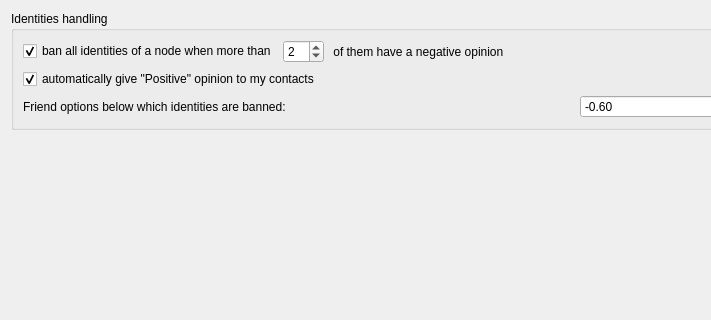
Before: the Qt Designer form retroshare-gui/src/gui/settings/PeoplePage.ui in RetroShare/RetroShare, drawn with Qt 5; both pictures show x 0 to 711 and y 0 to 320 of the 1153 by 441 pixel window.
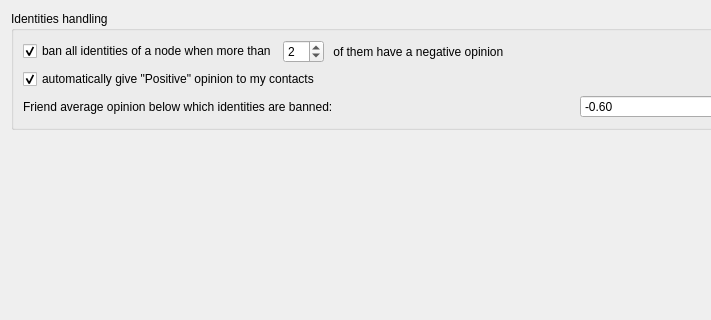
After: the same form once the commit is applied.

Commit message: fixed text in People tab

The edit to the form file:
```diff
--- a/retroshare-gui/src/gui/settings/PeoplePage.ui
+++ b/retroshare-gui/src/gui/settings/PeoplePage.ui
@@ -79,7 +79,7 @@
         <item>
          <widget class="QLabel" name="label_2">
           <property name="text">
-           <string>Friend options below which identities are banned:</string>
+           <string>Friend average opinion below which identities are banned:</string>
           </property>
          </widget>
         </item>
```
